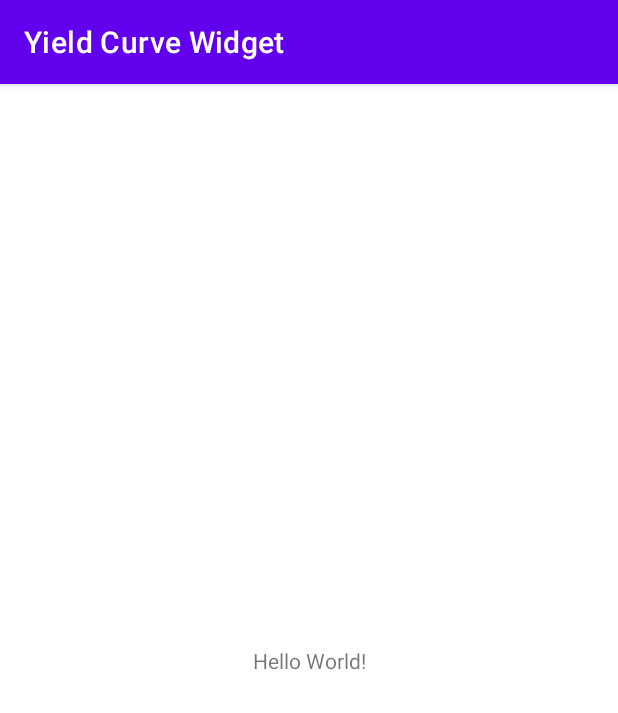
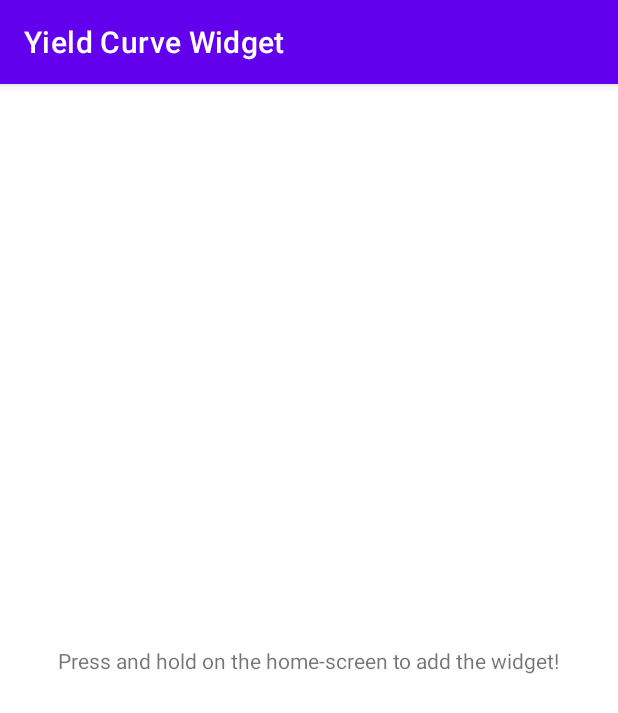
Before and after one commit to mohagan9/YieldCurveWidget, an Android app: the screen it shows after launch (MainActivity), on a phone screen of 412 x 824 dp. Shown: the top 713 px of the screen. Run offline under Robolectric (Android 15) with nearby library versions, the phone set to English and light mode, and no system bars.

```diff
--- a/app/src/main/res/layout/activity_main.xml
+++ b/app/src/main/res/layout/activity_main.xml
@@ -9,7 +9,7 @@
     <TextView
         android:layout_width="wrap_content"
         android:layout_height="wrap_content"
-        android:text="Hello World!"
+        android:text="@string/how_to_add_widget"
         app:layout_constraintBottom_toBottomOf="parent"
         app:layout_constraintLeft_toLeftOf="parent"
         app:layout_constraintRight_toRightOf="parent"
--- a/app/src/main/res/values/strings.xml
+++ b/app/src/main/res/values/strings.xml
@@ -3,4 +3,5 @@
     <string name="add_widget">Add widget</string>
     <string name="app_widget_description">US Treasury Yield Curve</string>
     <string name="refresh">refresh</string>
+    <string name="how_to_add_widget">Press and hold on the home-screen to add the widget!</string>
 </resources>
```
Also changed, not shown: app/src/main/java/com/widget/yieldcurve/YieldCurveWidget.kt (+13 -2 lines).
